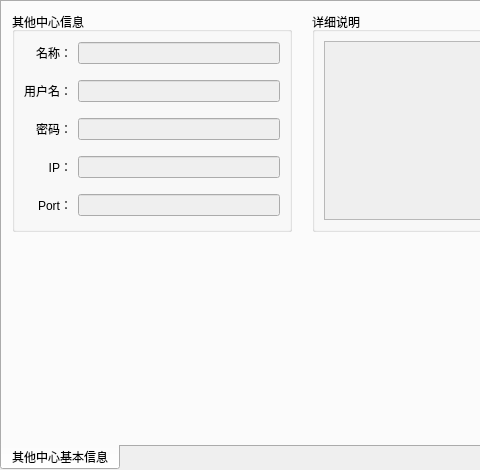
Before: the Qt Designer form widget/centerinfo_widget.ui in yanghang8612/SMAMMainUI, drawn with Qt 5; both pictures show x 0 to 480 and y 0 to 470 of the 1000 by 470 pixel window.
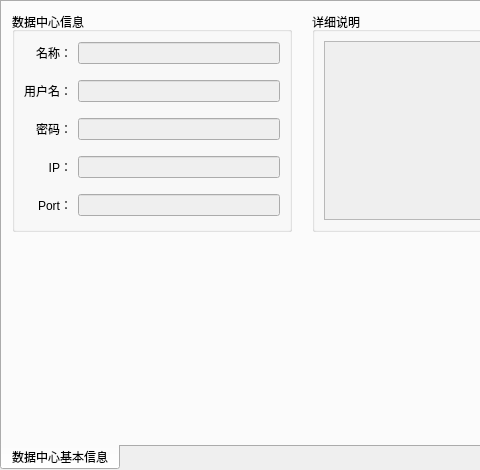
After: the same form once the commit is applied.

What changed in the file:
```diff
--- a/widget/centerinfo_widget.ui
+++ b/widget/centerinfo_widget.ui
@@ -15,7 +15,7 @@
   </property>
   <widget class="QWidget" name="tab">
    <attribute name="title">
-    <string>其他中心基本信息</string>
+    <string>数据中心基本信息</string>
    </attribute>
    <widget class="QGroupBox" name="verticalGroupBox">
     <property name="geometry">
@@ -49,7 +49,7 @@
      </rect>
     </property>
     <property name="title">
-     <string>其他中心信息</string>
+     <string>数据中心信息</string>
     </property>
     <layout class="QGridLayout" name="gridLayout">
      <property name="topMargin">
```
